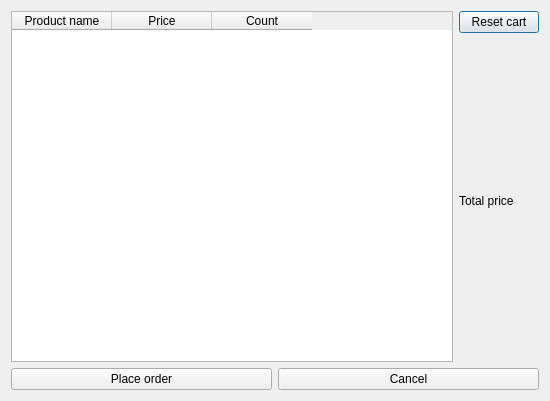
Above: frontend/ui/placeorderwindow.ui from NVKShop/nvk-client before the change. Below: the same form after it.
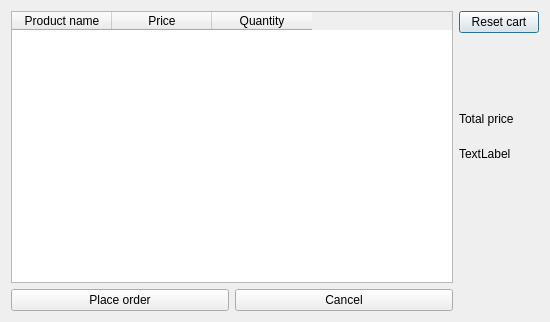
That is the form after the change.

Diff of the .ui file:
```diff
--- a/frontend/ui/placeorderwindow.ui
+++ b/frontend/ui/placeorderwindow.ui
@@ -7,7 +7,7 @@
     <x>0</x>
     <y>0</y>
     <width>550</width>
-    <height>401</height>
+    <height>322</height>
    </rect>
   </property>
   <property name="windowTitle">
@@ -43,13 +43,16 @@
      </column>
      <column>
       <property name="text">
-       <string>Count</string>
+       <string>Quantity</string>
       </property>
      </column>
     </widget>
    </item>
    <item row="0" column="1">
-    <layout class="QVBoxLayout" name="verticalLayout" stretch="2,0">
+    <layout class="QVBoxLayout" name="verticalLayout_2" stretch="4,1">
+     <property name="bottomMargin">
+      <number>40</number>
+     </property>
      <item>
       <widget class="QPushButton" name="resetCartButton">
        <property name="text">
@@ -58,15 +61,32 @@
       </widget>
      </item>
      <item>
+      <layout class="QVBoxLayout" name="verticalLayout">
+       <property name="topMargin">
+        <number>65</number>
+       </property>
+       <property name="bottomMargin">
+        <number>75</number>
+       </property>
+       <item>
       <widget class="QLabel" name="totalPriceLabel">
        <property name="text">
         <string>Total price</string>
        </property>
       </widget>
      </item>
-    </layout>
-   </item>
-   <item row="1" column="0" colspan="2">
+       <item>
+        <widget class="QLabel" name="priceLabel">
+         <property name="text">
+          <string>TextLabel</string>
+         </property>
+        </widget>
+       </item>
+      </layout>
+     </item>
+    </layout>
+   </item>
+   <item row="1" column="0">
     <layout class="QHBoxLayout" name="horizontalLayout">
      <item>
       <widget class="QPushButton" name="placeOrderButton">
```
Left out of the diff: 3 changed lines with no effect on the pictures. Lines whose indentation alone changed are shown as unchanged.
